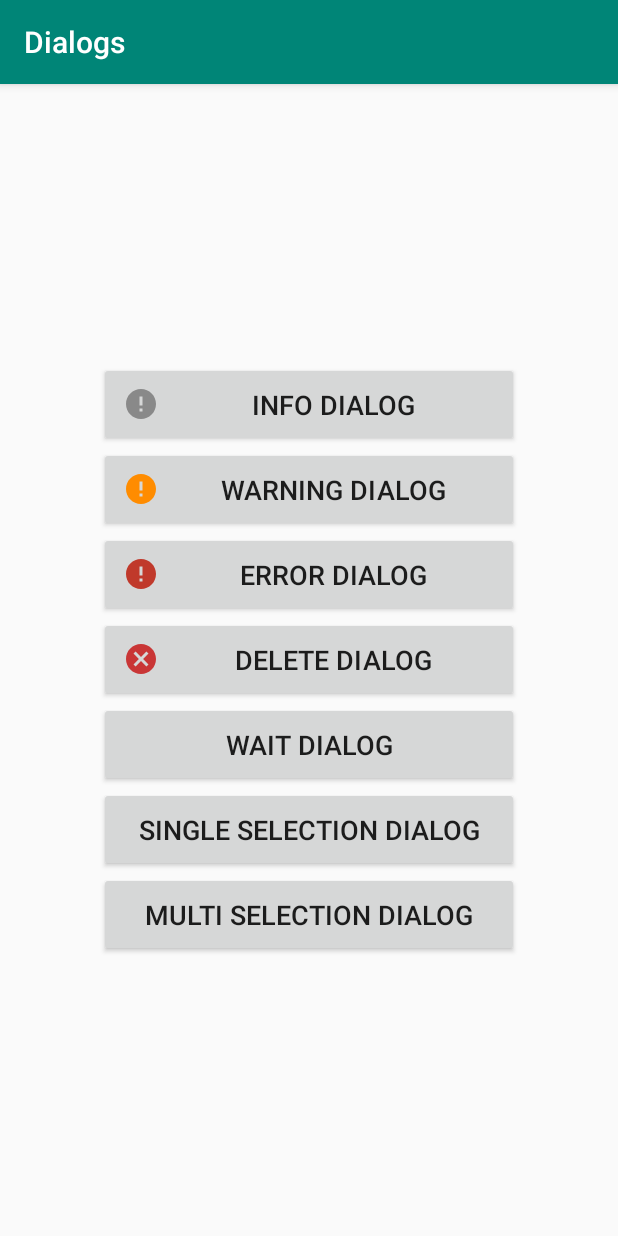
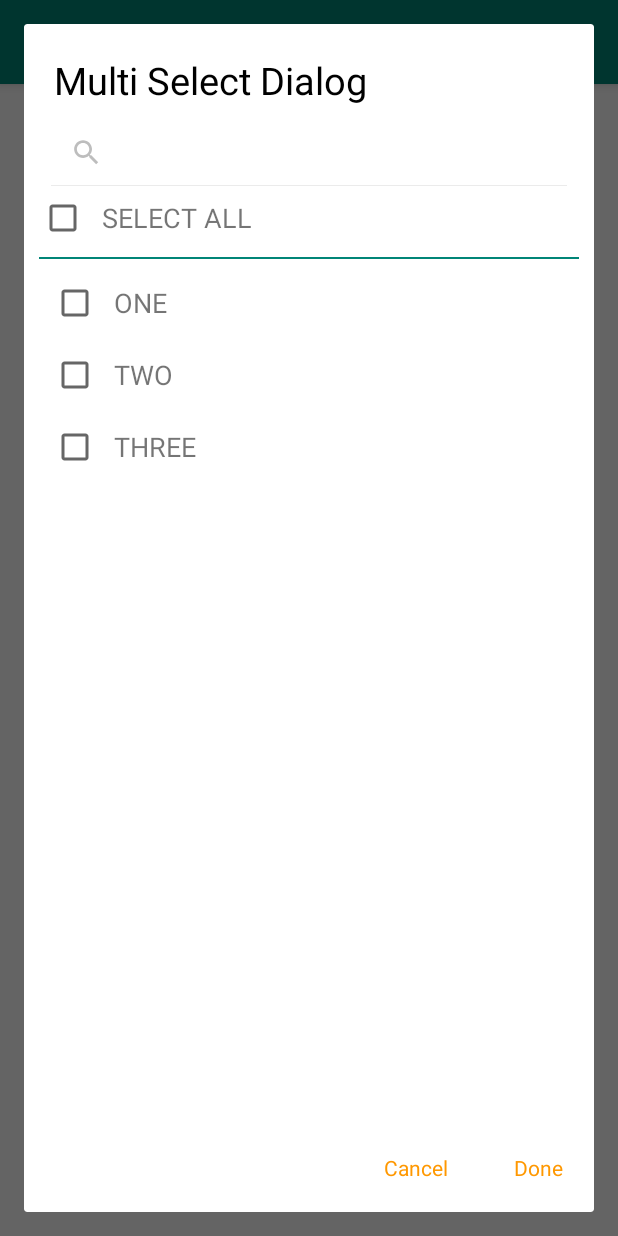
Before and after one commit to Arbaz-Softagics/Commons-1, an Android app: the DialogExampleActivity screen opened directly, with no data from a screen before it, after a tap on "MULTI SELECTION DIALOG", on a phone screen of 412 x 824 dp. Run offline under Robolectric (Android 15) with nearby library versions, the phone set to English and light mode, and no system bars.

Commit message:
multi select dialog upgrade

```diff
--- a/app/src/main/java/com/arbazmateen/commons/DialogExampleActivity.kt
+++ b/app/src/main/java/com/arbazmateen/commons/DialogExampleActivity.kt
@@ -9,6 +9,12 @@ import com.arbazmateen.dialogs.*
 import kotlinx.android.synthetic.main.activity_dialog_example.*
 
 class DialogExampleActivity : AppCompatActivity() {
+
+    private var selectedIds = mutableListOf<Long>()
+
+    private lateinit var selectedItems: MutableList<DataModel>
+
+    private lateinit var stringData: String
 
     override fun onCreate(savedInstanceState: Bundle?) {
         super.onCreate(savedInstanceState)
@@ -99,7 +105,7 @@ class DialogExampleActivity : AppCompatActivity() {
 //                "Honeycomb", "Ice Cream Sandwich", "Jelly Bean", "KitKat",
 //                "Lollipop", "Marshmallow", "Nougat", "Oreo", "Pie")
 
-            val dataList: List<String> = resources.getStringArray(R.array.data_list).toList()
+            val dataList = resources.getStringArray(R.array.data_list).toMutableList()
 
             SingleSelectDialog(this, dataList)
                 .setItemClickListener { _, data, _ ->
@@ -110,6 +116,28 @@ class DialogExampleActivity : AppCompatActivity() {
 
         multi_selection_btn.setOnClickListener {
 
+            val dataList = mutableListOf(DataModel(1L, "One", false),
+                DataModel(2L, "Two", false),
+                DataModel(3L, "Three", false))
+
+            MultiSelectDialog.Builder<DataModel>(this)
+                .dataList(dataList)
+                .maximumSelect(2)
+                .minimumSelect(1)
+                .preSelectedIds(selectedIds)
+                .searchable(true)
+                .dialogTitle("Multi Select Dialog")
+                .canSelectAll(true)
+                .positiveButton("Ok") { selectedIds, selectedItems, stringData ->
+                    this.selectedIds = selectedIds
+                    this.selectedItems = selectedItems
+                    this.stringData = stringData
+                    Toast.makeText(this@DialogExampleActivity, stringData, Toast.LENGTH_LONG).show()
+                }
+                .negativeButton("Cancel") { }
+                .build()
+                .show(supportFragmentManager, "Multi Select Dialog")
+
         }
 
     }
--- /dev/null
+++ b/dialogs/src/main/java/com/arbazmateen/dialogs/DataModel.kt
@@ -0,0 +1,9 @@
+package com.arbazmateen.dialogs
+
+data class DataModel(override var itemId: Long, override var displayText: String, override var isSelected: Boolean):
+    MultiSelectModel(itemId, displayText, isSelected) {
+
+    override fun toString(): String {
+        return displayText
+    }
+}
--- a/dialogs/src/main/java/com/arbazmateen/dialogs/MultiSelectDialog.kt
+++ b/dialogs/src/main/java/com/arbazmateen/dialogs/MultiSelectDialog.kt
@@ -3,7 +3,6 @@ package com.arbazmateen.dialogs
 import android.app.Dialog
 import android.content.Context
 import android.os.Bundle
-import android.os.Parcelable
 import android.view.*
 import android.widget.CheckBox
 import android.widget.LinearLayout
@@ -21,7 +20,7 @@ import java.io.Serializable
 **************************************************************************/
 abstract class MultiSelectModel(open var itemId: Long,
                                 open var displayText: String,
-                                open var isSelected: Boolean = false): Serializable, Parcelable
+                                open var isSelected: Boolean = false): Serializable
 
 /**************************************************************************
 ** Multi Select Adaptor
@@ -71,6 +70,7 @@ class MultiSelectAdaptor<T : MultiSelectModel>(private val context: Context, pri
             if(item is MultiSelectModel) {
 //                item!!.isSelected = !item!!.isSelected
                 checkBox.isChecked = item!!.isSelected
+                text.text = item!!.displayText
 //                if(item!!.isSelected) {
 //                    if(!selectedIdsList.contains(item!!.itemId)) {
 //                        selectedIdsList.add(item!!.itemId)
@@ -168,14 +168,6 @@ class MultiSelectDialog<T : MultiSelectModel>: AppCompatDialogFragment(),
         val layoutManager = LinearLayoutManager(mContext, RecyclerView.VERTICAL, false)
         recyclerView.layoutManager = layoutManager
 
-        if(searchAble) {
-            searchView.setOnQueryTextListener(this)
-            searchView.onActionViewExpanded()
-            searchView.clearFocus()
-        } else {
-            searchView.visibility = View.GONE
-        }
-
         if(selectAll) {
             selectAllContainer.visibility = View.VISIBLE
         } else {
@@ -201,6 +193,16 @@ class MultiSelectDialog<T : MultiSelectModel>: AppCompatDialogFragment(),
         adaptor.selectedIdsList = preSelectedIds
         adaptor.selectedItemsList = selectedItems
         recyclerView.adapter = adaptor
+
+        if(searchAble) {
+            searchView.setOnQueryTextListener(this)
+            searchView.onActionViewExpanded()
+            searchView.clearFocus()
+        } else {
+            searchView.visibility = View.GONE
+        }
+
+        dialogTitle(title)
 
         return dialog
     }
--- a/dialogs/src/main/res/layout/dialog_multi_select_view.xml
+++ b/dialogs/src/main/res/layout/dialog_multi_select_view.xml
@@ -11,7 +11,7 @@
             android:layout_height="wrap_content"
             android:layout_marginStart="10dp"
             android:layout_marginTop="10dp"
-            android:text="Title"
+            android:text="Multi Select"
             android:textColor="#000"
             android:textSize="25sp"/>
 
@@ -28,7 +28,6 @@
                   android:id="@+id/select_all_container"
                   android:layout_width="match_parent"
                   android:layout_height="wrap_content"
-                  android:layout_marginTop="10dp"
                   android:orientation="horizontal">
 
         <CheckBox
@@ -53,8 +52,6 @@
     <View
             android:layout_marginTop="10dp"
             android:layout_marginBottom="5dp"
-            android:layout_marginStart="40dp"
-            android:layout_marginEnd="40dp"
             android:layout_width="match_parent"
             android:layout_height="1dp"
             android:background="@color/colorPrimary"/>
```
